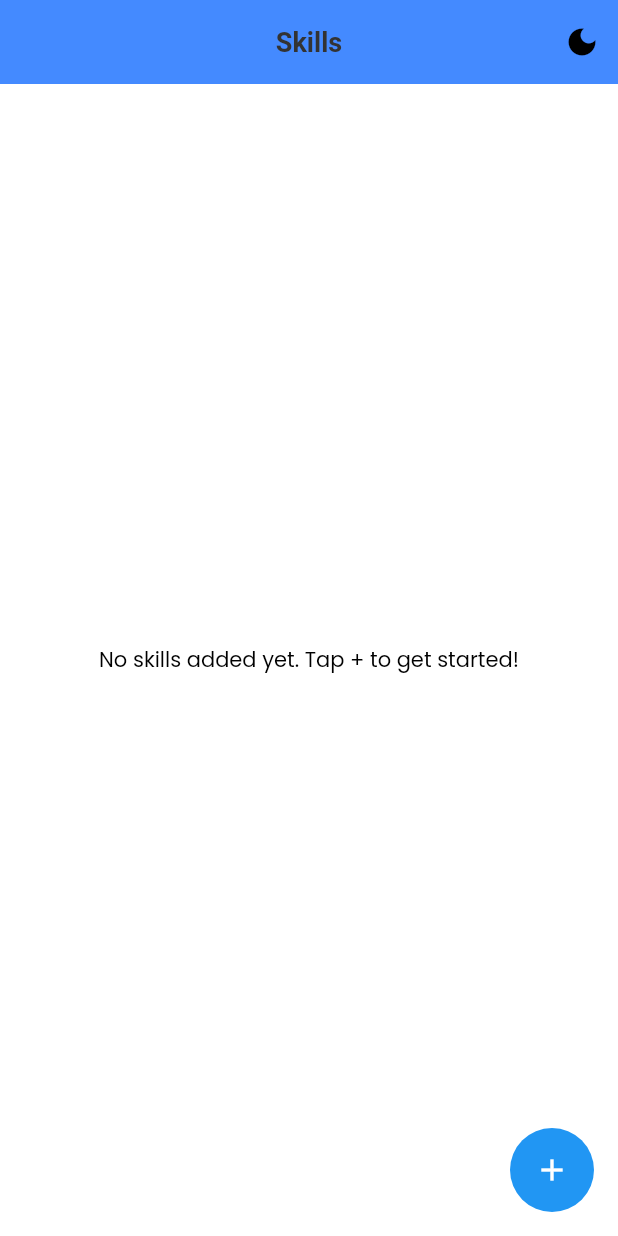
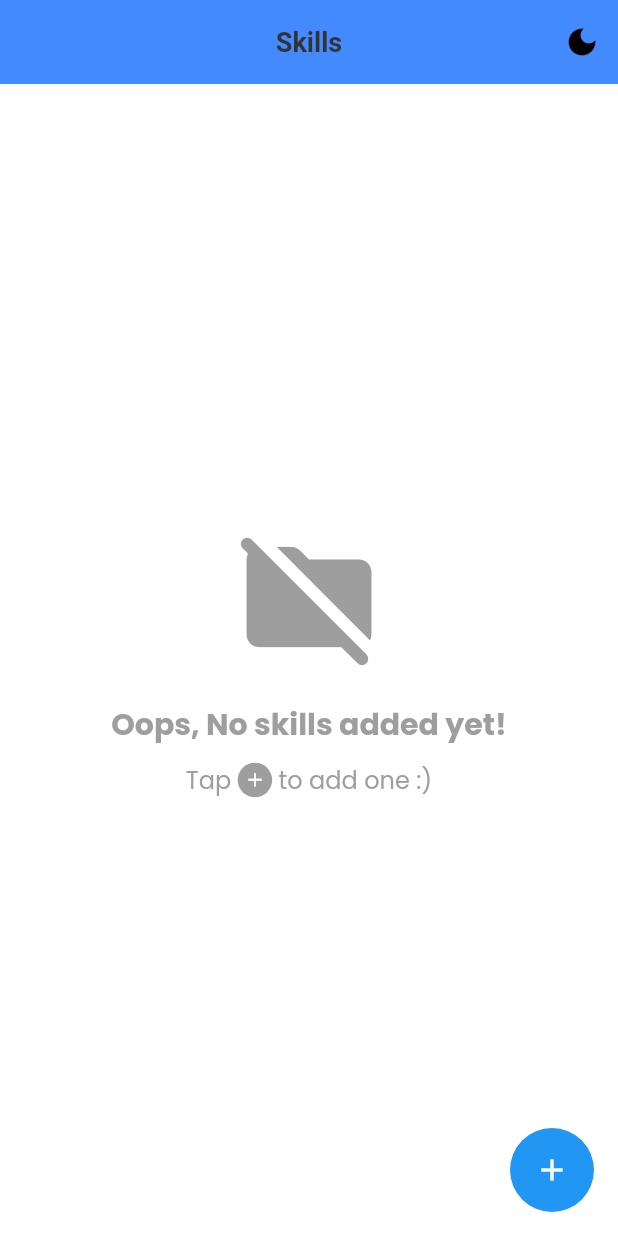
Before and after one commit to OussamaBenouddane/skill_monitor, a Flutter app: the screen it shows after launch, on a phone screen of 412 x 824 dp. Run offline on Flutter 3.47's test engine with Material 3 defaults, Android fonts, the phone set to English and light mode, and no system bars; our stand-ins replace flutter_local_notifications, get, google_fonts, permission_handler, shared_preferences, sleek_circular_slider and 2 more; accounts and stored records are empty.

Commit message:
max level - text overflow fixes

```diff
--- a/lib/features/screens/home.dart
+++ b/lib/features/screens/home.dart
@@ -5,7 +5,8 @@ import 'package:skill_monitor/sqflite.dart';
 import 'package:skill_monitor/theme_controller.dart';
 import 'package:skill_monitor/utils/constants/system.dart';
 import 'package:skill_monitor/utils/constants/text_strings.dart';
-import 'package:skill_monitor/widgets/card_widget.dart'; // Make sure SkillCard file is correct.
+import 'package:skill_monitor/widgets/card_widget.dart';
+import 'package:skill_monitor/widgets/oops_widget.dart'; // Make sure SkillCard file is correct.
 
 class Home extends StatefulWidget {
   const Home({super.key});
@@ -74,7 +75,6 @@ class _HomeState extends State<Home> with TickerProviderStateMixin {
           _selectedHabits.putIfAbsent(id, () => <String>{}).add(habitName);
         }
       }
-
     }
 
     skills = grouped.values.toList();
@@ -218,9 +218,7 @@ class _HomeState extends State<Home> with TickerProviderStateMixin {
       body: _isLoading
           ? const Center(child: CircularProgressIndicator())
           : skills.isEmpty
-              ? const Center(
-                  child: Text("No skills added yet. Tap + to get started!"),
-                )
+              ? const Oops()
               : ListView.builder(
                   padding: const EdgeInsets.only(top: 12, bottom: 20),
                   itemCount: skills.length,
--- /dev/null
+++ b/lib/widgets/oops_widget.dart
@@ -0,0 +1,62 @@
+import 'package:flutter/material.dart';
+
+class Oops extends StatelessWidget {
+  const Oops({super.key});
+
+  @override
+  Widget build(BuildContext context) {
+    return Center(
+      child: Column(
+        mainAxisAlignment: MainAxisAlignment.center,
+        children: [
+          const Icon(
+            Icons.folder_off_rounded,
+            size: 100,
+            color: Colors.grey,
+          ),
+          const SizedBox(height: 20),
+          const Text(
+            "Oops, No skills added yet!",
+            style: TextStyle(
+              fontSize: 20,
+              fontWeight: FontWeight.bold,
+              color: Colors.grey,
+            ),
+          ),
+          const SizedBox(height: 10),
+          Row(
+            mainAxisAlignment: MainAxisAlignment.center,
+            children: [
+              const Text(
+                "Tap ",
+                style: TextStyle(
+                  fontSize: 16,
+                  color: Colors.grey,
+                ),
+              ),
+              Container(
+                padding: const EdgeInsets.all(4),
+                decoration: const BoxDecoration(
+                  shape: BoxShape.circle,
+                  color: Colors.grey,
+                ),
+                child: const Icon(
+                  Icons.add,
+                  size: 15,
+                  color: Colors.white,
+                ),
+              ),
+              const Text(
+                " to add one :)",
+                style: TextStyle(
+                  fontSize: 16,
+                  color: Colors.grey,
+                ),
+              ),
+            ],
+          ),
+        ],
+      ),
+    );
+  }
+}
```
Also changed, not shown: lib/widgets/action_icon.dart (added, +39 -0 lines), lib/widgets/card_widget.dart (+65 -41 lines), splash.yaml (+4 -4 lines), 4 other files. Lines whose indentation alone changed are shown as unchanged.
